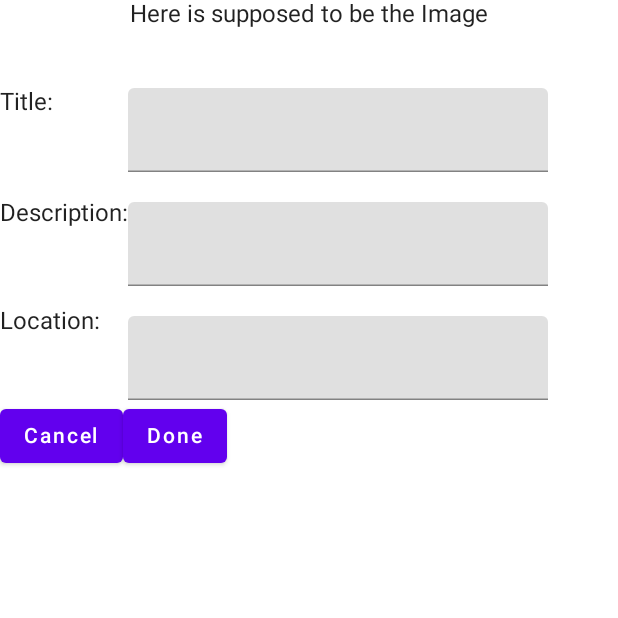
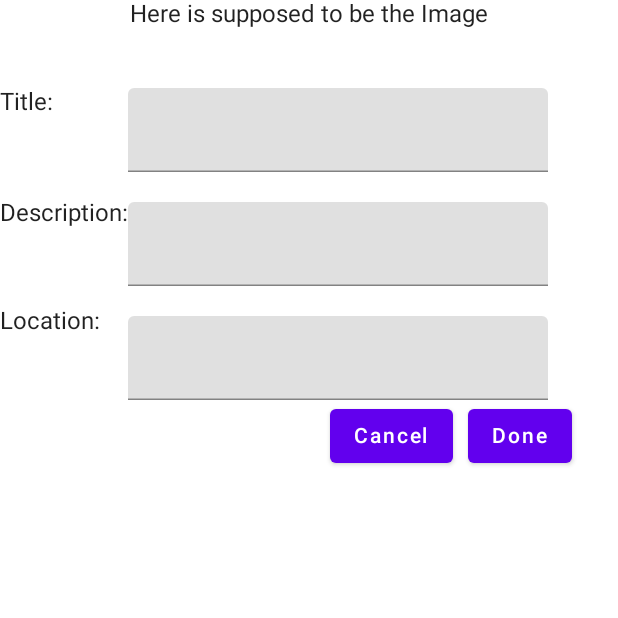
Before and after one commit to czaacza/Android-Souvenir-App, an Android app built with Jetpack Compose: the screen it shows after launch (MainActivity), on a phone screen of 412 x 824 dp, the top half of it. Run offline under Robolectric (Android 15) with nearby library versions, the phone set to English and light mode, and no system bars.

Commit message:
View Completed
The space between the buttons can be more higher

```diff
--- a/ImageSettings/app/src/main/java/fi/julian/imagesettings/MainActivity.kt
+++ b/ImageSettings/app/src/main/java/fi/julian/imagesettings/MainActivity.kt
@@ -59,10 +59,13 @@ class MainActivity : ComponentActivity() {
                     TextField(txtLocation.value, onValueChange = {txtLocation.value = it})
                 }
             }
+            Row(modifier = Modifier.fillMaxWidth()){
+                Spacer(modifier = Modifier.size(220.dp))
                 Row(){
                     Button(onClick = { /*TODO*/ }) {
                         Text(stringResource(R.string.cancel))
                     }
+                    Spacer(modifier = Modifier.size(10.dp))
                     Button(onClick = { /*TODO*/ }) {
                         Text(stringResource(R.string.done))
                     }
@@ -70,3 +73,4 @@ class MainActivity : ComponentActivity() {
             }
         }
     }
+}
```
Lines whose indentation alone changed are shown as unchanged.
